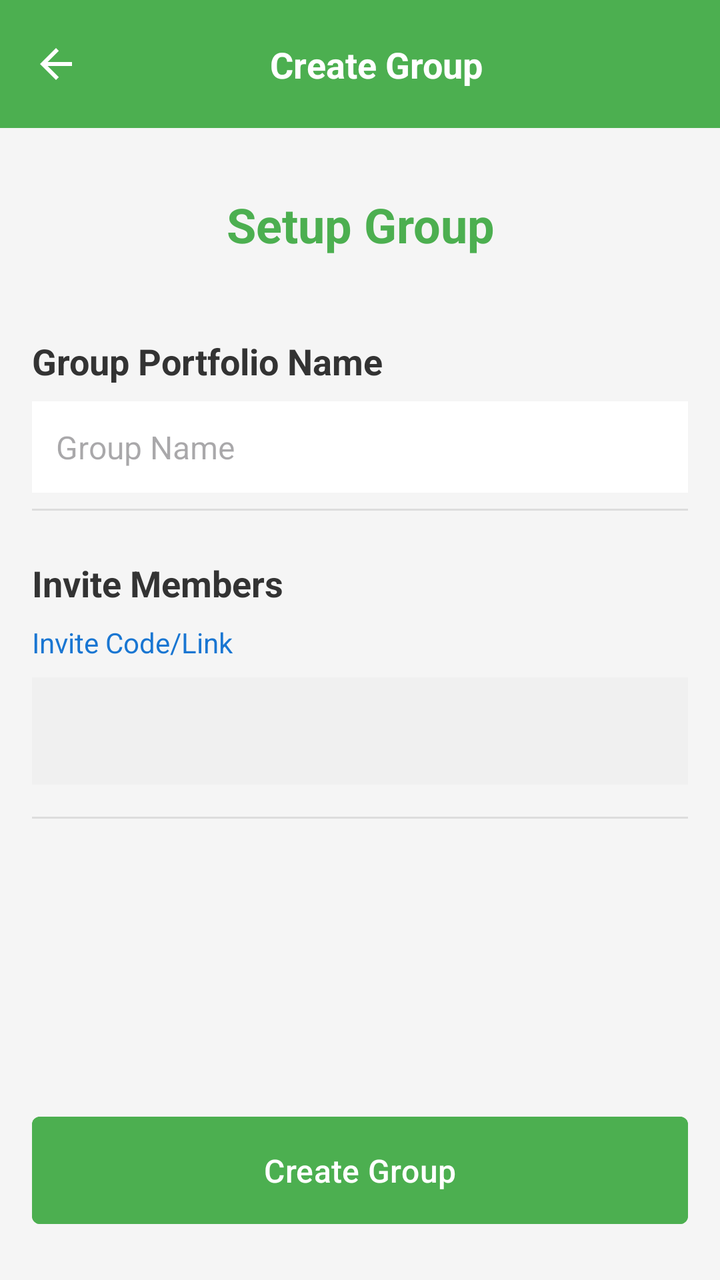
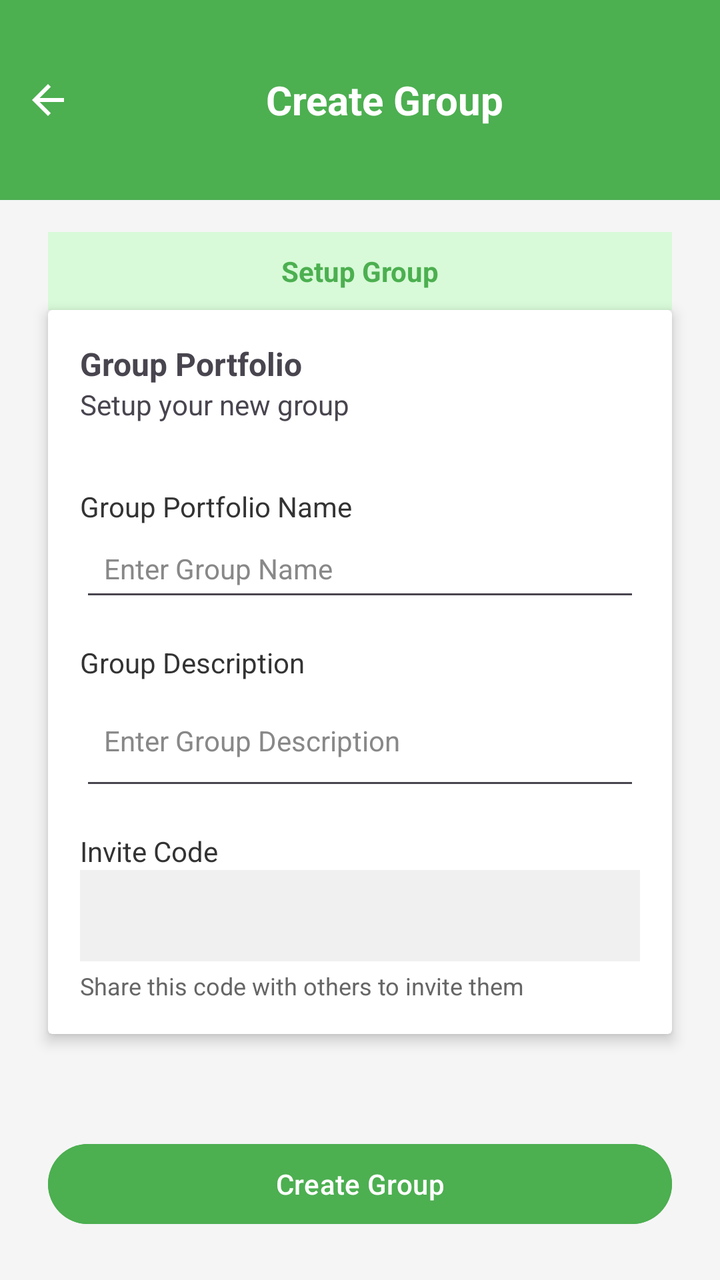

Before-and-after screenshots of an Android layout around one commit, followed by the original layout XML and the change that was made.
<!-- AndroidManifest.xml: application theme Theme.WealthLink -->
<!-- res/layout/activity_create_group_portfolio.xml -->
<?xml version="1.0" encoding="utf-8"?>
<androidx.constraintlayout.widget.ConstraintLayout xmlns:android="http://schemas.android.com/apk/res/android"
    xmlns:app="http://schemas.android.com/apk/res-auto"
    xmlns:tools="http://schemas.android.com/tools"
    android:layout_width="match_parent"
    android:layout_height="match_parent"
    android:background="#F5F5F5">

    
    <androidx.appcompat.widget.Toolbar
        android:id="@+id/toolbar"
        android:layout_width="match_parent"
        android:layout_height="?attr/actionBarSize"
        android:background="#4CAF50"
        app:layout_constraintTop_toTopOf="parent">

        <androidx.constraintlayout.widget.ConstraintLayout
            android:layout_width="match_parent"
            android:layout_height="match_parent">

            <ImageButton
                android:id="@+id/btnBack"
                android:layout_width="wrap_content"
                android:layout_height="wrap_content"
                android:background="?attr/selectableItemBackgroundBorderless"
                android:contentDescription="Back"
                android:src="@drawable/ic_back_arrow_white"
                app:layout_constraintBottom_toBottomOf="parent"
                app:layout_constraintStart_toStartOf="parent"
                app:layout_constraintTop_toTopOf="parent"
                app:tint="@android:color/white" />

            <TextView
                android:layout_width="wrap_content"
                android:layout_height="wrap_content"
                android:gravity="center"
                android:text="Create Group"
                android:textColor="@android:color/white"
                android:textSize="18sp"
                android:textStyle="bold"
                app:layout_constraintBottom_toBottomOf="parent"
                app:layout_constraintEnd_toEndOf="parent"
                app:layout_constraintStart_toStartOf="parent"
                app:layout_constraintTop_toTopOf="parent" />
        </androidx.constraintlayout.widget.ConstraintLayout>
    </androidx.appcompat.widget.Toolbar>

    
    <LinearLayout
        android:layout_width="match_parent"
        android:layout_height="0dp"
        android:orientation="vertical"
        android:padding="16dp"
        app:layout_constraintBottom_toTopOf="@+id/btnCreateGroup"
        app:layout_constraintEnd_toEndOf="parent"
        app:layout_constraintStart_toStartOf="parent"
        app:layout_constraintTop_toBottomOf="@+id/toolbar">

        
        <TextView
            android:layout_width="match_parent"
            android:layout_height="wrap_content"
            android:layout_marginTop="16dp"
            android:layout_marginBottom="24dp"
            android:gravity="center"
            android:text="Setup Group"
            android:textColor="#4CAF50"
            android:textSize="24sp"
            android:textStyle="bold" />

        
        <TextView
            android:layout_width="match_parent"
            android:layout_height="wrap_content"
            android:layout_marginTop="16dp"
            android:text="Group Portfolio Name"
            android:textColor="#333333"
            android:textSize="18sp"
            android:textStyle="bold" />

        <EditText
            android:id="@+id/etGroupName"
            android:layout_width="match_parent"
            android:layout_height="wrap_content"
            android:layout_marginTop="8dp"
            android:background="@android:color/white"
            android:hint="Group Name"
            android:inputType="text"
            android:padding="12dp"
            android:textColor="#333333"
            android:textSize="16sp" />

        <View
            android:layout_width="match_parent"
            android:layout_height="1dp"
            android:layout_marginTop="8dp"
            android:layout_marginBottom="24dp"
            android:background="#DDDDDD" />

        
        <TextView
            android:layout_width="match_parent"
            android:layout_height="wrap_content"
            android:text="Invite Members"
            android:textColor="#333333"
            android:textSize="18sp"
            android:textStyle="bold" />

        <TextView
            android:layout_width="match_parent"
            android:layout_height="wrap_content"
            android:layout_marginTop="8dp"
            android:text="Invite Code/Link"
            android:textColor="#1976D2"
            android:textSize="14sp" />

        <TextView
            android:id="@+id/tvInvite"
            android:layout_width="match_parent"
            android:layout_height="wrap_content"
            android:layout_marginTop="8dp"
            android:background="#F0F0F0"
            android:padding="16dp"
            android:textColor="#333333"
            android:textSize="16sp" />

        <View
            android:layout_width="match_parent"
            android:layout_height="1dp"
            android:layout_marginTop="16dp"
            android:background="#DDDDDD" />

    </LinearLayout>


    <Button
        android:id="@+id/btnCreateGroup"
        android:layout_width="match_parent"
        android:layout_height="wrap_content"
        android:layout_marginHorizontal="16dp"
        android:layout_marginBottom="24dp"
        android:backgroundTint="#4CAF50"
        android:padding="16dp"
        android:text="Create Group"
        android:textColor="@android:color/white"
        android:textSize="16sp"
        app:cornerRadius="4dp"
        app:layout_constraintBottom_toBottomOf="parent"
        app:layout_constraintEnd_toEndOf="parent"
        app:layout_constraintStart_toStartOf="parent" />

</androidx.constraintlayout.widget.ConstraintLayout>
<!-- resources referenced by this layout -->
<resources>
  <!-- drawable ic_back_arrow_white (drawable) -->
  <?xml version="1.0" encoding="utf-8"?>
  <vector xmlns:android="http://schemas.android.com/apk/res/android"
      android:width="24dp"
      android:height="24dp"
      android:viewportWidth="24.0"
      android:viewportHeight="24.0">
      <path
          android:fillColor="#FFFFFF"
          android:pathData="M20,11H7.83l5.59,-5.59L12,4l-8,8 8,8 1.41,-1.41L7.83,13H20v-2z"/>
  </vector>
  <style name="Theme.WealthLink" parent="Base.Theme.WealthLink" />
  <style name="Base.Theme.WealthLink" parent="Theme.Material3.DayNight.NoActionBar">
          
          
      </style>
</resources>

<!-- the commit's change to res/layout/activity_create_group_portfolio.xml (unified diff, before → after) -->
@@ -4,149 +4,171 @@
     xmlns:tools="http://schemas.android.com/tools"
     android:layout_width="match_parent"
     android:layout_height="match_parent"
-    android:background="#F5F5F5">
-
-    
-    <androidx.appcompat.widget.Toolbar
-        android:id="@+id/toolbar"
-        android:layout_width="match_parent"
-        android:layout_height="?attr/actionBarSize"
-        android:background="#4CAF50"
-        app:layout_constraintTop_toTopOf="parent">
-
-        <androidx.constraintlayout.widget.ConstraintLayout
-            android:layout_width="match_parent"
-            android:layout_height="match_parent">
-
-            <ImageButton
-                android:id="@+id/btnBack"
-                android:layout_width="wrap_content"
-                android:layout_height="wrap_content"
-                android:background="?attr/selectableItemBackgroundBorderless"
-                android:contentDescription="Back"
-                android:src="@drawable/ic_back_arrow_white"
-                app:layout_constraintBottom_toBottomOf="parent"
-                app:layout_constraintStart_toStartOf="parent"
-                app:layout_constraintTop_toTopOf="parent"
-                app:tint="@android:color/white" />
-
-            <TextView
-                android:layout_width="wrap_content"
-                android:layout_height="wrap_content"
-                android:gravity="center"
-                android:text="Create Group"
-                android:textColor="@android:color/white"
-                android:textSize="18sp"
-                android:textStyle="bold"
-                app:layout_constraintBottom_toBottomOf="parent"
-                app:layout_constraintEnd_toEndOf="parent"
-                app:layout_constraintStart_toStartOf="parent"
-                app:layout_constraintTop_toTopOf="parent" />
-        </androidx.constraintlayout.widget.ConstraintLayout>
-    </androidx.appcompat.widget.Toolbar>
+    android:background="#F5F5F5"
+    android:id="@+id/main"
+    android:layout_marginTop="-24dp">
 
     
     <LinearLayout
-        android:layout_width="match_parent"
-        android:layout_height="0dp"
-        android:orientation="vertical"
-        android:padding="16dp"
-        app:layout_constraintBottom_toTopOf="@+id/btnCreateGroup"
+        android:id="@+id/header"
+        android:layout_width="0dp"
+        android:layout_height="100dp"
+        android:background="@drawable/header_bg"
+        android:orientation="horizontal"
+        android:paddingStart="12dp"
+        android:paddingEnd="12dp"
+        android:gravity="center_vertical"
         app:layout_constraintEnd_toEndOf="parent"
         app:layout_constraintStart_toStartOf="parent"
-        app:layout_constraintTop_toBottomOf="@+id/toolbar">
+        app:layout_constraintTop_toTopOf="parent">
 
-        
-        <TextView
-            android:layout_width="match_parent"
-            android:layout_height="wrap_content"
-            android:layout_marginTop="16dp"
-            android:layout_marginBottom="24dp"
-            android:gravity="center"
-            android:text="Setup Group"
-            android:textColor="#4CAF50"
-            android:textSize="24sp"
-            android:textStyle="bold" />
-
-        
-        <TextView
-            android:layout_width="match_parent"
-            android:layout_height="wrap_content"
-            android:layout_marginTop="16dp"
-            android:text="Group Portfolio Name"
-            android:textColor="#333333"
-            android:textSize="18sp"
-            android:textStyle="bold" />
-
-        <EditText
-            android:id="@+id/etGroupName"
-            android:layout_width="match_parent"
-            android:layout_height="wrap_content"
-            android:layout_marginTop="8dp"
-            android:background="@android:color/white"
-            android:hint="Group Name"
-            android:inputType="text"
-            android:padding="12dp"
-            android:textColor="#333333"
-            android:textSize="16sp" />
-
-        <View
-            android:layout_width="match_parent"
-            android:layout_height="1dp"
-            android:layout_marginTop="8dp"
-            android:layout_marginBottom="24dp"
-            android:background="#DDDDDD" />
-
-        
-        <TextView
-            android:layout_width="match_parent"
-            android:layout_height="wrap_content"
-            android:text="Invite Members"
-            android:textColor="#333333"
-            android:textSize="18sp"
-            android:textStyle="bold" />
+        <ImageButton
+            android:id="@+id/btnBack"
+            android:layout_width="24dp"
+            android:layout_height="24dp"
+            android:background="?attr/selectableItemBackgroundBorderless"
+            android:contentDescription="Back"
+            android:src="@drawable/ic_back_arrow_white"
+            android:tint="@android:color/white" />
 
         <TextView
             android:layout_width="match_parent"
             android:layout_height="wrap_content"
-            android:layout_marginTop="8dp"
-            android:text="Invite Code/Link"
-            android:textColor="#1976D2"
-            android:textSize="14sp" />
+            android:text="Create Group"
+            android:textSize="20sp"
+            android:textStyle="bold"
+            android:textColor="@android:color/white"
+            android:gravity="center" />
+    </LinearLayout>
 
-        <TextView
-            android:id="@+id/tvInvite"
+    
+    <TextView
+        android:id="@+id/tvSectionLabel"
+        android:layout_width="0dp"
+        android:layout_height="wrap_content"
+        android:layout_marginStart="24dp"
+        android:layout_marginTop="16dp"
+        android:layout_marginEnd="24dp"
+        android:background="#D8FAD8"
+        android:backgroundTint="#D8FAD8"
+        android:backgroundTintMode="src_in"
+        android:gravity="center"
+        android:padding="10dp"
+        android:text="Setup Group"
+        android:textColor="#4CAF50"
+        android:textStyle="bold"
+        app:layout_constraintEnd_toEndOf="parent"
+        app:layout_constraintStart_toStartOf="parent"
+        app:layout_constraintTop_toBottomOf="@id/header" />
+
+    
+    <androidx.cardview.widget.CardView
+        android:id="@+id/cardForm"
+        android:layout_width="0dp"
+        android:layout_height="wrap_content"
+        android:layout_marginStart="24dp"
+        android:layout_marginEnd="24dp"
+        app:cardElevation="4dp"
+        app:layout_constraintEnd_toEndOf="parent"
+        app:layout_constraintStart_toStartOf="parent"
+        app:layout_constraintTop_toBottomOf="@id/tvSectionLabel">
+
+        <LinearLayout
             android:layout_width="match_parent"
             android:layout_height="wrap_content"
-            android:layout_marginTop="8dp"
-            android:background="#F0F0F0"
-            android:padding="16dp"
-            android:textColor="#333333"
-            android:textSize="16sp" />
+            android:orientation="vertical"
+            android:padding="16dp">
 
-        <View
-            android:layout_width="match_parent"
-            android:layout_height="1dp"
-            android:layout_marginTop="16dp"
-            android:background="#DDDDDD" />
+            
+            <RelativeLayout
+                android:layout_width="match_parent"
+                android:layout_height="wrap_content"
+                android:layout_marginBottom="16dp">
 
-    </LinearLayout>
+                <LinearLayout
+                    android:layout_width="wrap_content"
+                    android:layout_height="wrap_content"
+                    android:orientation="vertical"
+                    android:layout_centerVertical="true">
 
+                    <TextView
+                        android:layout_width="wrap_content"
+                        android:layout_height="wrap_content"
+                        android:text="Group Portfolio"
+                        android:textStyle="bold"
+                        android:textSize="16sp" />
 
+                    <TextView
+                        android:layout_width="wrap_content"
+                        android:layout_height="wrap_content"
+                        android:text="Setup your new group"
+                        android:textSize="14sp" />
+                </LinearLayout>
+            </RelativeLayout>
+
+            
+            <TextView
+                android:text="Group Portfolio Name"
+                style="@style/LabelStyle"
+                android:layout_height="match_parent"
+                android:layout_width="match_parent" />
+            <EditText
+                android:id="@+id/etGroupName"
+                android:hint="Enter Group Name"
+                style="@style/InputStyle" />
+
+            
+            <TextView
+                android:text="Group Description"
+                style="@style/LabelStyle"
+                android:layout_height="match_parent"
+                android:layout_width="match_parent"/>
+            <EditText
+                android:id="@+id/etGroupDescription"
+                android:hint="Enter Group Description"
+                style="@style/InputStyle"
+                android:inputType="textMultiLine"
+                android:minLines="2" />
+
+            
+            <TextView
+                android:text="Invite Code"
+                style="@style/LabelStyle"
+                android:layout_height="match_parent"
+                android:layout_width="match_parent"/>
+
+            <TextView
+                android:id="@+id/tvInvite"
+                android:layout_width="match_parent"
+                android:layout_height="wrap_content"
+                android:background="#F0F0F0"
+                android:padding="12dp"
+                android:textColor="#333333"
+                android:textSize="16sp"
+                android:textStyle="bold" />
+
+            <TextView
+                android:layout_width="match_parent"
+                android:layout_height="wrap_content"
+                android:text="Share this code with others to invite them"
+                android:textSize="12sp"
+                android:textColor="#666666"
+                android:layout_marginTop="4dp"/>
+        </LinearLayout>
+    </androidx.cardview.widget.CardView>
+
+    
     <Button
         android:id="@+id/btnCreateGroup"
-        android:layout_width="match_parent"
+        android:layout_width="0dp"
         android:layout_height="wrap_content"
-        android:layout_marginHorizontal="16dp"
+        android:layout_marginStart="24dp"
+        android:layout_marginEnd="24dp"
         android:layout_marginBottom="24dp"
         android:backgroundTint="#4CAF50"
-        android:padding="16dp"
         android:text="Create Group"
         android:textColor="@android:color/white"
-        android:textSize="16sp"
-        app:cornerRadius="4dp"
         app:layout_constraintBottom_toBottomOf="parent"
         app:layout_constraintEnd_toEndOf="parent"
         app:layout_constraintStart_toStartOf="parent" />
-
 </androidx.constraintlayout.widget.ConstraintLayout>
<!-- resource entries referenced after the edit -->
@@ -1,5 +1,9 @@
 <!-- resources referenced by this layout -->
 <resources>
+  <!-- drawable header_bg (drawable) -->
+  <shape xmlns:android="http://schemas.android.com/apk/res/android" android:shape="rectangle">
+      <solid android:color="#4CAF50"/>
+  </shape>
   <!-- drawable ic_back_arrow_white (drawable) -->
   <?xml version="1.0" encoding="utf-8"?>
   <vector xmlns:android="http://schemas.android.com/apk/res/android"
@@ -11,6 +15,19 @@
           android:fillColor="#FFFFFF"
           android:pathData="M20,11H7.83l5.59,-5.59L12,4l-8,8 8,8 1.41,-1.41L7.83,13H20v-2z"/>
   </vector>
+  <style name="InputStyle">
+          <item name="android:layout_width">match_parent</item>
+          <item name="android:layout_height">wrap_content</item>
+          <item name="android:padding">12dp</item>
+          <item name="android:background">?android:attr/editTextBackground</item>
+          <item name="android:textColorHint">#888888</item>
+          <item name="android:textSize">14sp</item>
+      </style>
+  <style name="LabelStyle">
+          <item name="android:textSize">14sp</item>
+          <item name="android:textColor">#333333</item>
+          <item name="android:layout_marginTop">16dp</item>
+      </style>
   <style name="Theme.WealthLink" parent="Base.Theme.WealthLink" />
   <style name="Base.Theme.WealthLink" parent="Theme.Material3.DayNight.NoActionBar">
           
